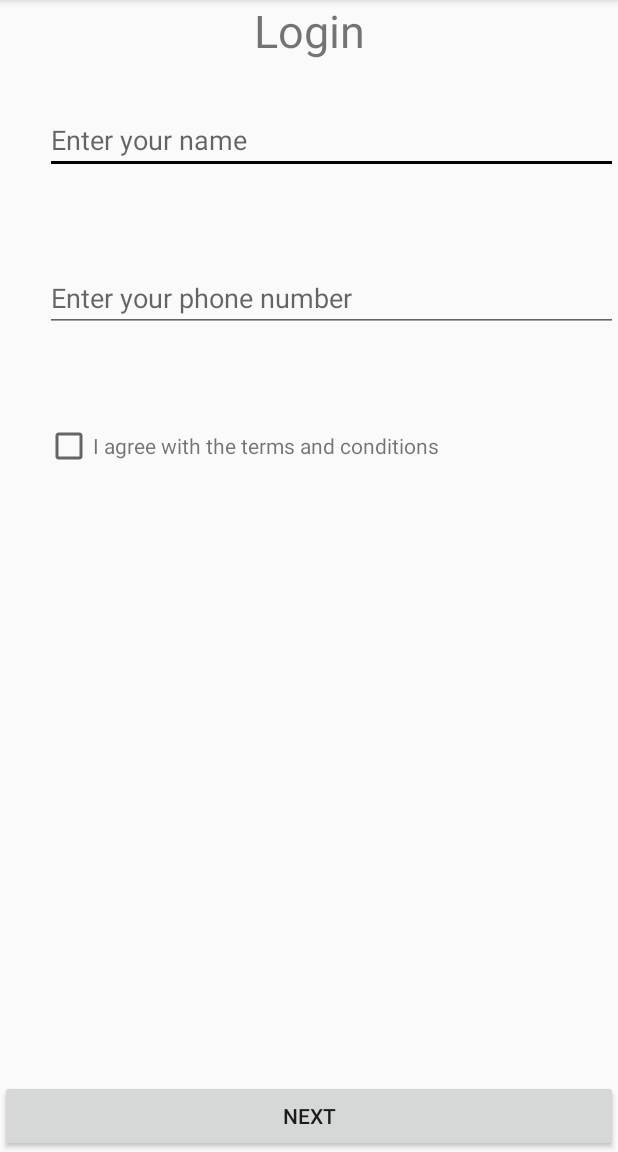
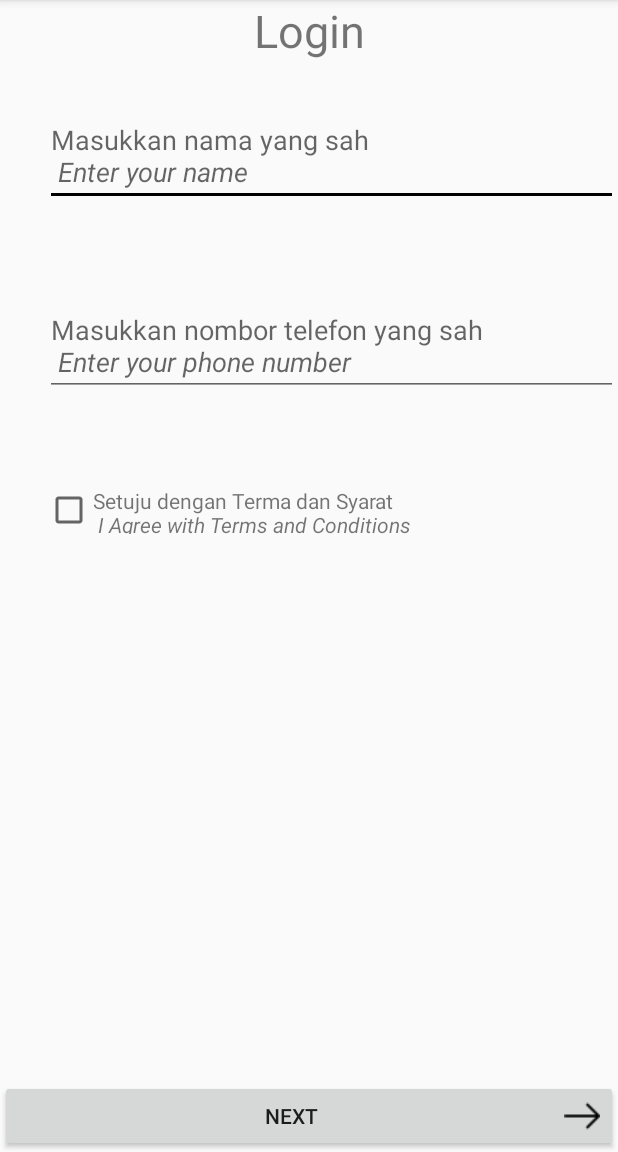
Before and after one commit to Marinemammal/MarinemammalAndroid, an Android app: the screen it shows after launch (RegistrationActivity), on a phone screen of 412 x 824 dp, the part 84-1236 px from its top. Run offline under Robolectric (Android 15) with nearby library versions, the phone set to English and light mode, and no system bars.

Commit message:
Added the logo, Malay translation and minor bug fixes.

```diff
--- a/app/src/main/AndroidManifest.xml
+++ b/app/src/main/AndroidManifest.xml
@@ -20,7 +20,7 @@
 
     <application
         android:allowBackup="true"
-        android:icon="@mipmap/ic_launcher"
+        android:icon="@mipmap/logo"
         android:label="@string/app_name"
         android:supportsRtl="true"
         android:theme="@style/AppTheme">
--- a/app/src/main/res/layout/activity_additional_comments.xml
+++ b/app/src/main/res/layout/activity_additional_comments.xml
@@ -23,7 +23,7 @@
             android:paddingTop="10dp"
             android:paddingLeft="10dp"
             android:background="@drawable/gray_rectangle_background"
-            android:hint="Any comments"/>
+            android:hint="@string/str_comments"/>
 
 
     <ProgressBar
@@ -54,6 +54,8 @@
             android:layout_height="wrap_content"
             android:layout_gravity="center|bottom"
             android:layout_alignParentBottom="true"
+            android:drawableRight="@drawable/right_arrow"
+            android:gravity="center"
             android:text="Send" />
 
     </LinearLayout>
--- a/app/src/main/res/layout/activity_image_description.xml
+++ b/app/src/main/res/layout/activity_image_description.xml
@@ -102,6 +102,8 @@
         android:layout_height="wrap_content"
         android:layout_gravity="center"
         android:layout_alignParentBottom="true"
+        android:drawableRight="@drawable/right_arrow"
+        android:gravity="center"
         android:text="Next" />
 
 
--- a/app/src/main/res/layout/activity_main.xml
+++ b/app/src/main/res/layout/activity_main.xml
@@ -149,7 +149,7 @@
                         android:drawableTint="@color/colorPrimary"
                         android:drawableTop="?android:attr/listChoiceIndicatorSingle"
                         android:gravity="center"
-                        android:text="Dead"
+                        android:text="@string/str_status_dead"
                         android:textColor="@color/colorPrimary"
                         android:textSize="15sp"
                         android:textStyle="bold" />
@@ -166,7 +166,7 @@
                         android:drawableTint="@color/colorPrimary"
                         android:drawableTop="?android:attr/listChoiceIndicatorSingle"
                         android:gravity="center"
-                        android:text="Alive"
+                        android:text="@string/str_status_alive"
                         android:textColor="@color/colorPrimary"
                         android:textSize="15sp"
                         android:textStyle="bold" />
@@ -185,6 +185,8 @@
                 android:id="@+id/button_next"
                 android:layout_width="match_parent"
                 android:layout_height="wrap_content"
+                android:drawableRight="@drawable/right_arrow"
+                android:gravity="center"
                 android:text="Next" />
 
         </LinearLayout>
--- a/app/src/main/res/layout/activity_registration.xml
+++ b/app/src/main/res/layout/activity_registration.xml
@@ -30,7 +30,7 @@
             android:layout_marginBottom="30dp"
             android:layout_marginLeft="30dp"
             android:layout_marginTop="30dp"
-            android:hint="Enter your name" />
+            android:hint="@string/user_name" />
 
         <EditText
             android:id="@+id/et_phnum"
@@ -39,13 +39,13 @@
             android:layout_marginBottom="30dp"
             android:layout_marginLeft="30dp"
             android:layout_marginTop="30dp"
-            android:hint="Enter your phone number"
-            android:inputType="number"
-            android:maxLength="10" />
+            android:hint="@string/user_phNum"
+            android:inputType="phone"
+            android:maxLength="11" />
 
         <LinearLayout
             android:layout_width="match_parent"
-            android:layout_height="wrap_content"
+            android:layout_height="match_parent"
             android:layout_marginBottom="30dp"
             android:layout_marginLeft="30dp"
             android:layout_marginTop="30dp"
@@ -59,8 +59,9 @@
             <TextView
                 android:id="@+id/tv_terms"
                 android:layout_width="match_parent"
-                android:layout_height="wrap_content"
-                android:text="I agree with the terms and conditions" />
+                android:layout_height="match_parent"
+                android:text="@string/terms_conditions"
+                />
 
 
         </LinearLayout>
@@ -74,6 +75,8 @@
         android:layout_height="wrap_content"
         android:layout_gravity="center"
         android:layout_alignParentBottom="true"
+        android:drawableRight="@drawable/right_arrow"
+        android:gravity="center"
         android:text="Next" />
 
 
--- a/app/src/main/res/layout/activity_result.xml
+++ b/app/src/main/res/layout/activity_result.xml
@@ -14,7 +14,7 @@
         android:id="@+id/tv_msg"
         android:layout_width="match_parent"
         android:layout_height="wrap_content"
-        android:text="The data has been sent successfully"
+        android:text="@string/str_success_msg"
         android:textSize="25sp"
         android:textAlignment="center"
         android:layout_marginLeft="20dp"
@@ -36,6 +36,8 @@
         android:layout_height="wrap_content"
         android:layout_gravity="center|bottom"
         android:layout_alignParentBottom="true"
+        android:drawableRight="@drawable/right_arrow"
+        android:gravity="center"
         android:text="OK" />
 
         </LinearLayout>
--- a/app/src/main/res/values/strings.xml
+++ b/app/src/main/res/values/strings.xml
@@ -6,9 +6,54 @@
     <string name="title">Marine Mammal App</string>
 
 
-    <string name="valid_name">Enter valid name</string>
-    <string name="valid_phNum">Enter valid phone number</string>
-    <string name="valid_checkbox">Agree with Terms and Conditions</string>
+    <string name="valid_name">Masukkan nama yang sah \n <i>Enter valid name</i></string>
+    <string name="valid_phNum">Masukkan nombor telefon yang sah \n <i>Enter valid phone number</i></string>
+    <string name="valid_checkbox">Setuju dengan Terma dan Syarat \n <i>Agree with Terms and Conditions</i></string>
+
+    <string name="user_name">Masukkan nama yang sah \n <i>Enter your name</i></string>
+    <string name="user_phNum">Masukkan nombor telefon yang sah \n <i>Enter your phone number</i></string>
+    <string name="terms_conditions">Setuju dengan Terma dan Syarat \n <i>I Agree with Terms and Conditions</i></string>
+
+
+    <string name="str_status_dead">Mati \n<i>Dead</i></string>
+
+
+    <string name="str_status_alive">Hidup \n<i> Alive</i></string>
+
+
+
+    <string name="str_mammal_like">Apakah bentuk rupa mamalia yang dijumpai? \n <i>What did the mammal look like? </i> </string>
+
+
+    <string name="str_no_fin">Tidak mempunyai sirip \n <i> It did not have a fin </i></string>
+
+
+    <string name="str_has_fin">Mempunyai sirip \n<i>It had a fin</i></string>
+
+
+    <string name="str_not_sure">Tidak pasti \n<i>I am not sure</i></string>
+
+
+    <string name="str_no_beak">Tidak mempunyai muncung (mulut) \n <i>It did not have a beak</i></string>
+
+
+    <string name="str_has_beak">Mempunyai mulut muncung \n <i>It had a beak</i></string>
+
+
+    <string name="str_has_grey">Berwarna kelabu \n <i> It was in grey color</i></string>
+
+
+    <string name="str_many_colors">Mempunyai warna selain daripada warna kelabu \n <i>It had colors other than grey</i></string>
+
+
+    <string name="str_grey_pink">Mempunyai warna kelabu dan merah jambu \n <i> It had grey and pink color</i></string>
+
+
+    <string name="str_comments">Sebarang komen? \n <i> Any comments?</i> </string>
+
+
+    <string name="str_success_msg">Data anda sudah berjaya dihantar \n <i>The data has been sent successfully</i></string>
+
 
     <!-- TODO: Remove or change this placeholder text -->
     <string name="hello_blank_fragment">Hello blank fragment</string>
```
Also changed, not shown: app/src/main/java/com/marinemammalapp/FinRuleActivity.java (+8 -0 lines), app/src/main/java/com/marinemammalapp/MainActivity.java (+70 -0 lines), app/src/main/res/layout/activity_beak_rule.xml (+6 -4 lines), app/src/main/res/layout/activity_fin_rule.xml (+7 -4 lines), app/src/main/res/layout/activity_grey_pink_rule.xml (+5 -3 lines), app/src/main/res/layout/activity_only_grey_rule.xml (+7 -5 lines), app/src/main/res/drawable/right_arrow.png (added), app/src/main/res/mipmap-hdpi/logo.png (added).
